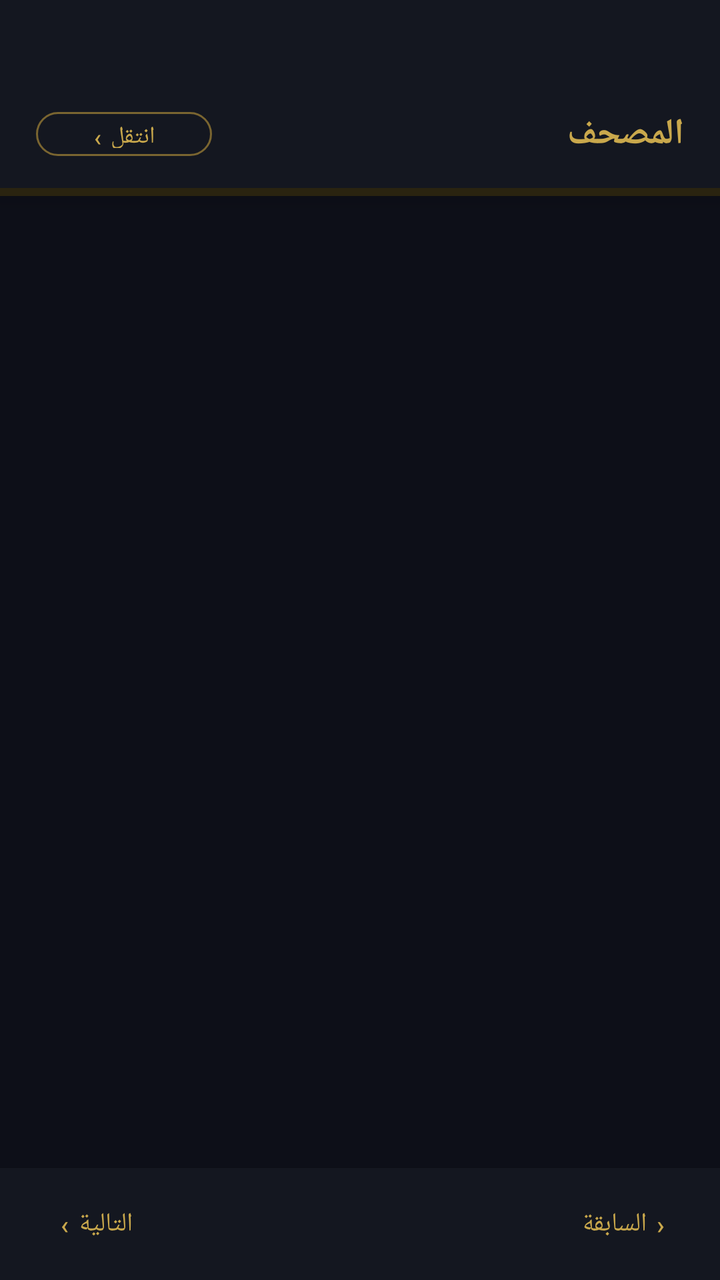
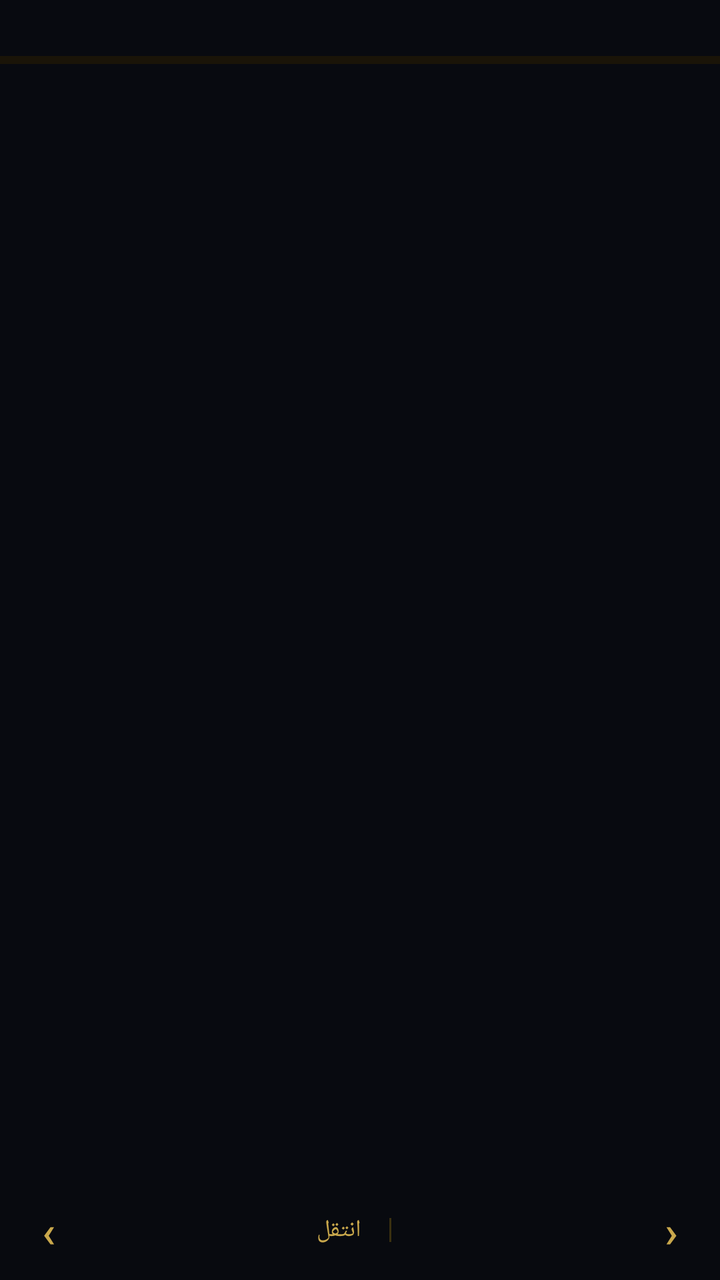

Two renders of the same Android screen: before a commit and after it. Below are the layout's source before the change and the commit's diff.
<!-- AndroidManifest.xml: application theme Theme.QuranBuilder -->
<!-- res/layout/fragment_mushaf.xml -->
<?xml version="1.0" encoding="utf-8"?>
<androidx.coordinatorlayout.widget.CoordinatorLayout
    xmlns:android="http://schemas.android.com/apk/res/android"
    xmlns:app="http://schemas.android.com/apk/res-auto"
    android:layout_width="match_parent"
    android:layout_height="match_parent"
    android:background="@color/bg_primary">

    
    <androidx.viewpager2.widget.ViewPager2
        android:id="@+id/viewPager"
        android:layout_width="match_parent"
        android:layout_height="match_parent"
        android:paddingTop="84dp"
        android:paddingBottom="64dp"
        android:clipToPadding="false" />

    
    <LinearLayout
        android:layout_width="match_parent"
        android:layout_height="wrap_content"
        android:orientation="vertical"
        android:background="@color/bg_surface"
        android:elevation="6dp">

        <LinearLayout
            android:layout_width="match_parent"
            android:layout_height="wrap_content"
            android:orientation="horizontal"
            android:layoutDirection="rtl"
            android:gravity="center_vertical"
            android:paddingTop="50dp"
            android:paddingBottom="10dp"
            android:paddingHorizontal="18dp">

            
            <TextView
                android:layout_width="0dp"
                android:layout_height="wrap_content"
                android:layout_weight="1"
                android:text="المصحف"
                android:textColor="@color/gold_primary"
                android:textSize="18sp"
                android:fontFamily="serif"
                android:textStyle="bold"
                android:letterSpacing="0.05" />

            
            <com.google.android.material.button.MaterialButton
                android:id="@+id/btnMushafJump"
                android:layout_width="wrap_content"
                android:layout_height="34dp"
                android:text="انتقل ›"
                android:textSize="12sp"
                style="@style/Widget.MaterialComponents.Button.OutlinedButton"
                app:strokeColor="@color/gold_dim"
                android:textColor="@color/gold_primary"
                app:cornerRadius="17dp"
                android:paddingHorizontal="14dp" />
        </LinearLayout>

        
        <com.google.android.material.progressindicator.LinearProgressIndicator
            android:id="@+id/mushafTopProgress"
            android:layout_width="match_parent"
            android:layout_height="2dp"
            app:trackCornerRadius="0dp"
            app:indicatorColor="@color/gold_primary"
            app:trackColor="@color/gold_track"
            android:progress="0" />

    </LinearLayout>

    
    <LinearLayout
        android:id="@+id/mushafBottomBar"
        android:layout_width="match_parent"
        android:layout_height="56dp"
        android:layout_gravity="bottom"
        android:orientation="horizontal"
        android:layoutDirection="rtl"
        android:gravity="center_vertical"
        android:background="@color/bg_surface"
        android:elevation="6dp"
        android:paddingHorizontal="4dp">

        <com.google.android.material.button.MaterialButton
            android:id="@+id/btnMushafPrev"
            android:layout_width="wrap_content"
            android:layout_height="wrap_content"
            android:text="‹ السابقة"
            android:textSize="13sp"
            style="@style/Widget.MaterialComponents.Button.TextButton"
            android:textColor="@color/gold_primary" />

        <TextView
            android:id="@+id/tvMushafPageNum"
            android:layout_width="0dp"
            android:layout_height="wrap_content"
            android:layout_weight="1"
            android:gravity="center"
            android:textColor="@color/text_secondary"
            android:textSize="13sp" />

        <com.google.android.material.button.MaterialButton
            android:id="@+id/btnMushafNext"
            android:layout_width="wrap_content"
            android:layout_height="wrap_content"
            android:text="التالية ›"
            android:textSize="13sp"
            style="@style/Widget.MaterialComponents.Button.TextButton"
            android:textColor="@color/gold_primary" />

    </LinearLayout>

    
    <LinearLayout
        android:id="@+id/tvMushafEmpty"
        android:layout_width="match_parent"
        android:layout_height="match_parent"
        android:orientation="vertical"
        android:gravity="center"
        android:visibility="gone">

        <TextView
            android:layout_width="wrap_content"
            android:layout_height="wrap_content"
            android:text="﴿ المصحف فارغ ﴾"
            android:textColor="@color/gold_dim"
            android:textSize="20sp"
            android:fontFamily="serif" />

        <TextView
            android:layout_width="wrap_content"
            android:layout_height="wrap_content"
            android:layout_marginTop="12dp"
            android:text="أضف سوراً وآيات أولاً من تبويب الإضافة"
            android:textColor="@color/text_secondary"
            android:textSize="14sp"
            android:gravity="center" />
    </LinearLayout>

</androidx.coordinatorlayout.widget.CoordinatorLayout>
<!-- resources referenced by this layout -->
<resources>
  <color name="bg_primary">#0D0F18</color>
  <color name="bg_surface">#141720</color>
  <color name="gold_dim">#7A6530</color>
  <color name="gold_primary">#C9A84C</color>
  <color name="gold_track">#2A2410</color>
  <color name="text_secondary">#8B8FA8</color>
  <style name="Theme.QuranBuilder" parent="Theme.MaterialComponents.DayNight.NoActionBar">
          <item name="colorPrimary">@color/gold_primary</item>
          <item name="colorPrimaryVariant">@color/gold_dim</item>
          <item name="colorOnPrimary">@color/bg_primary</item>
          <item name="colorSecondary">@color/green_accent</item>
          <item name="colorOnSecondary">@color/bg_primary</item>
          <item name="android:colorBackground">@color/bg_primary</item>
          <item name="colorSurface">@color/bg_surface</item>
          <item name="colorOnSurface">@color/text_primary</item>
          <item name="android:windowLightStatusBar">false</item>
          <item name="android:statusBarColor">@color/bg_surface</item>
          <item name="android:navigationBarColor">@color/bg_surface</item>
          <item name="android:textColorPrimary">@color/text_primary</item>
          <item name="android:textColorSecondary">@color/text_secondary</item>
          <item name="materialAlertDialogTheme">@style/ThemeOverlay.App.MaterialAlertDialog</item>
      </style>
  <color name="green_accent">#4ADE80</color>
  <color name="text_primary">#EEE8D5</color>
  <style name="ThemeOverlay.App.MaterialAlertDialog" parent="ThemeOverlay.MaterialComponents.MaterialAlertDialog">
          <item name="android:background">@color/bg_card</item>
          <item name="colorOnSurface">@color/text_primary</item>
          <item name="buttonBarPositiveButtonStyle">@style/PositiveButtonStyle</item>
      </style>
  <color name="bg_card">#1A1E2E</color>
  <style name="PositiveButtonStyle" parent="Widget.MaterialComponents.Button.TextButton.Dialog">
          <item name="android:textColor">#EF4444</item>
      </style>
</resources>

<!-- the commit's change to res/layout/fragment_mushaf.xml (unified diff, before → after) -->
@@ -1,115 +1,99 @@
 <?xml version="1.0" encoding="utf-8"?>
-<androidx.coordinatorlayout.widget.CoordinatorLayout
+<FrameLayout
     xmlns:android="http://schemas.android.com/apk/res/android"
     xmlns:app="http://schemas.android.com/apk/res-auto"
     android:layout_width="match_parent"
     android:layout_height="match_parent"
-    android:background="@color/bg_primary">
+    android:background="#080A10">
 
     
     <androidx.viewpager2.widget.ViewPager2
         android:id="@+id/viewPager"
         android:layout_width="match_parent"
         android:layout_height="match_parent"
-        android:paddingTop="84dp"
-        android:paddingBottom="64dp"
+        android:paddingTop="28dp"
+        android:paddingBottom="58dp"
         android:clipToPadding="false" />
 
     
-    <LinearLayout
+    <com.google.android.material.progressindicator.LinearProgressIndicator
+        android:id="@+id/mushafTopProgress"
         android:layout_width="match_parent"
-        android:layout_height="wrap_content"
-        android:orientation="vertical"
-        android:background="@color/bg_surface"
-        android:elevation="6dp">
-
-        <LinearLayout
-            android:layout_width="match_parent"
-            android:layout_height="wrap_content"
-            android:orientation="horizontal"
-            android:layoutDirection="rtl"
-            android:gravity="center_vertical"
-            android:paddingTop="50dp"
-            android:paddingBottom="10dp"
-            android:paddingHorizontal="18dp">
-
-            
-            <TextView
-                android:layout_width="0dp"
-                android:layout_height="wrap_content"
-                android:layout_weight="1"
-                android:text="المصحف"
-                android:textColor="@color/gold_primary"
-                android:textSize="18sp"
-                android:fontFamily="serif"
-                android:textStyle="bold"
-                android:letterSpacing="0.05" />
-
-            
-            <com.google.android.material.button.MaterialButton
-                android:id="@+id/btnMushafJump"
-                android:layout_width="wrap_content"
-                android:layout_height="34dp"
-                android:text="انتقل ›"
-                android:textSize="12sp"
-                style="@style/Widget.MaterialComponents.Button.OutlinedButton"
-                app:strokeColor="@color/gold_dim"
-                android:textColor="@color/gold_primary"
-                app:cornerRadius="17dp"
-                android:paddingHorizontal="14dp" />
-        </LinearLayout>
-
-        
-        <com.google.android.material.progressindicator.LinearProgressIndicator
-            android:id="@+id/mushafTopProgress"
-            android:layout_width="match_parent"
-            android:layout_height="2dp"
-            app:trackCornerRadius="0dp"
-            app:indicatorColor="@color/gold_primary"
-            app:trackColor="@color/gold_track"
-            android:progress="0" />
-
-    </LinearLayout>
+        android:layout_height="2dp"
+        android:layout_gravity="top"
+        android:layout_marginTop="28dp"
+        app:trackCornerRadius="0dp"
+        app:indicatorColor="#C9A84C"
+        app:trackColor="#1A1408"
+        android:progress="0" />
 
     
     <LinearLayout
         android:id="@+id/mushafBottomBar"
         android:layout_width="match_parent"
-        android:layout_height="56dp"
+        android:layout_height="50dp"
         android:layout_gravity="bottom"
         android:orientation="horizontal"
         android:layoutDirection="rtl"
         android:gravity="center_vertical"
-        android:background="@color/bg_surface"
-        android:elevation="6dp"
+        android:background="#CC080A10"
         android:paddingHorizontal="4dp">
 
+        
         <com.google.android.material.button.MaterialButton
             android:id="@+id/btnMushafPrev"
             android:layout_width="wrap_content"
             android:layout_height="wrap_content"
-            android:text="‹ السابقة"
-            android:textSize="13sp"
+            android:text="‹"
+            android:textSize="22sp"
             style="@style/Widget.MaterialComponents.Button.TextButton"
-            android:textColor="@color/gold_primary" />
+            android:textColor="#C9A84C"
+            android:minWidth="0dp"
+            android:paddingHorizontal="16dp" />
 
-        <TextView
-            android:id="@+id/tvMushafPageNum"
+        
+        <LinearLayout
             android:layout_width="0dp"
             android:layout_height="wrap_content"
             android:layout_weight="1"
-            android:gravity="center"
-            android:textColor="@color/text_secondary"
-            android:textSize="13sp" />
+            android:orientation="horizontal"
+            android:gravity="center">
 
+            <TextView
+                android:id="@+id/tvMushafPageNum"
+                android:layout_width="wrap_content"
+                android:layout_height="wrap_content"
+                android:textColor="#7A6530"
+                android:textSize="12sp" />
+
+            <View
+                android:layout_width="1dp"
+                android:layout_height="12dp"
+                android:layout_marginHorizontal="10dp"
+                android:background="#3A3010" />
+
+            <TextView
+                android:id="@+id/btnMushafJump"
+                android:layout_width="wrap_content"
+                android:layout_height="wrap_content"
+                android:text="انتقل"
+                android:textColor="#C9A84C"
+                android:textSize="12sp"
+                android:paddingHorizontal="4dp" />
+
+        </LinearLayout>
+
+        
         <com.google.android.material.button.MaterialButton
             android:id="@+id/btnMushafNext"
             android:layout_width="wrap_content"
             android:layout_height="wrap_content"
-            android:text="التالية ›"
-            android:textSize="13sp"
+            android:text="›"
+            android:textSize="22sp"
             style="@style/Widget.MaterialComponents.Button.TextButton"
-            android:textColor="@color/gold_primary" />
+            android:textColor="#C9A84C"
+            android:minWidth="0dp"
+            android:paddingHorizontal="16dp" />
 
     </LinearLayout>
 
@@ -126,18 +110,19 @@
             android:layout_width="wrap_content"
             android:layout_height="wrap_content"
             android:text="﴿ المصحف فارغ ﴾"
-            android:textColor="@color/gold_dim"
-            android:textSize="20sp"
+            android:textColor="#7A6530"
+            android:textSize="22sp"
             android:fontFamily="serif" />
 
         <TextView
             android:layout_width="wrap_content"
             android:layout_height="wrap_content"
-            android:layout_marginTop="12dp"
+            android:layout_marginTop="14dp"
             android:text="أضف سوراً وآيات أولاً من تبويب الإضافة"
-            android:textColor="@color/text_secondary"
+            android:textColor="#555870"
             android:textSize="14sp"
             android:gravity="center" />
+
     </LinearLayout>
 
-</androidx.coordinatorlayout.widget.CoordinatorLayout>
+</FrameLayout>
<!-- resource entries referenced after the edit -->
@@ -4,7 +4,6 @@
   <color name="bg_surface">#141720</color>
   <color name="gold_dim">#7A6530</color>
   <color name="gold_primary">#C9A84C</color>
-  <color name="gold_track">#2A2410</color>
   <color name="text_secondary">#8B8FA8</color>
   <style name="Theme.QuranBuilder" parent="Theme.MaterialComponents.DayNight.NoActionBar">
           <item name="colorPrimary">@color/gold_primary</item>
